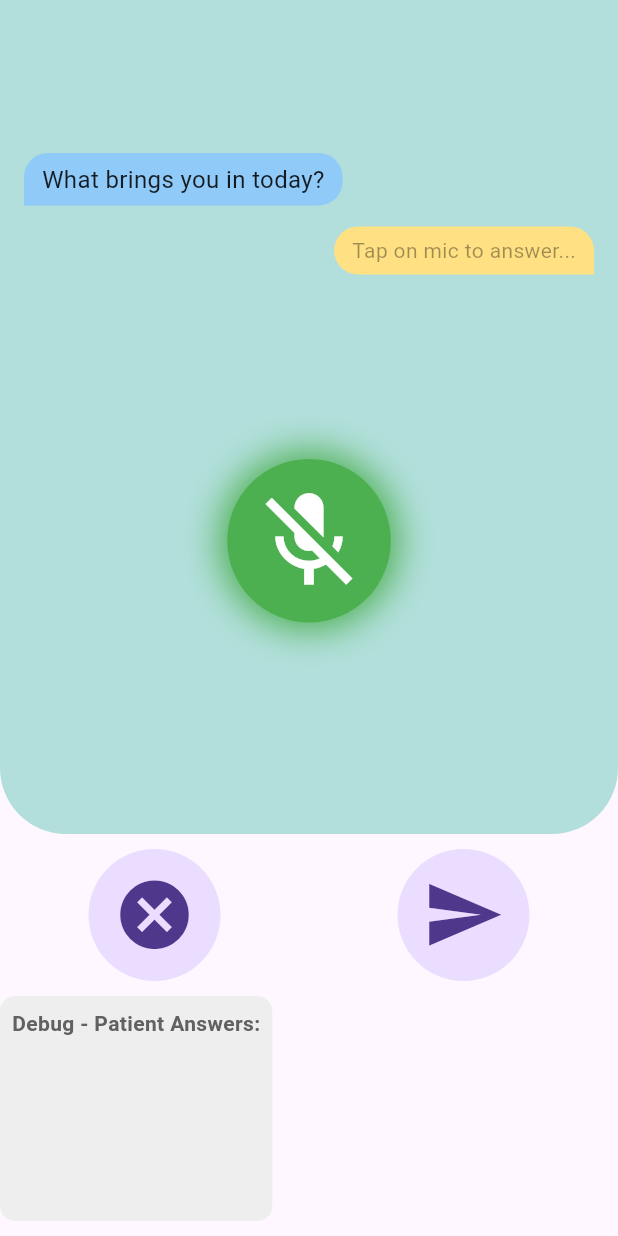
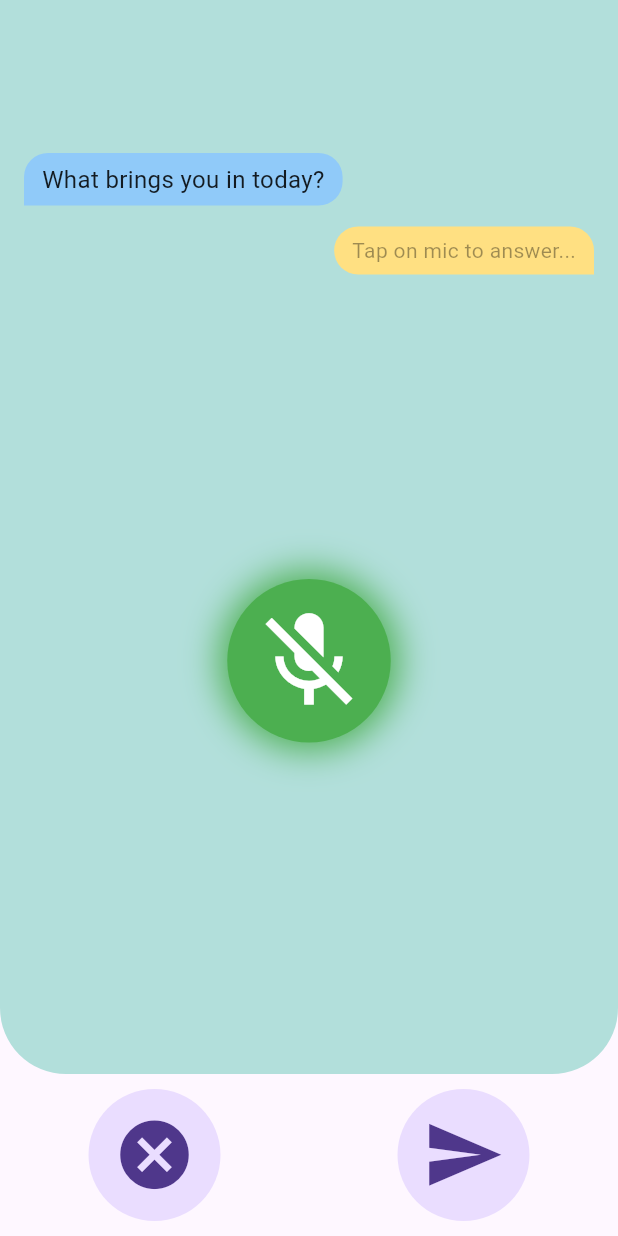
Before and after one commit to VinitDubey-get/Aarogya_Mitra, a Flutter app: the CPDScreen screen opened directly, on a phone screen of 412 x 824 dp. Run offline on Flutter 3.47's test engine with Material 3 defaults, Android fonts, the phone set to English and light mode, and no system bars; our stand-ins replace chat_bubbles, cloud_firestore, firebase_auth, firebase_core, flutter_gemini, flutter_local_notifications and 8 more; missing offline and left inert: agora_rtc_engine; accounts and stored records are empty.

```diff
--- a/lib/screens/chat_screen.dart
+++ b/lib/screens/chat_screen.dart
@@ -155,7 +155,7 @@ class _ChatScreenState extends State<ChatScreen> {
     );
   }
 
-  Future<void> _createNewConsultation(String title, String patientComplaint) async {
+  Future<void> _createNewConsultation(String patientComplaint) async {
     authService = Provider.of<AuthService>(context, listen: false);
     final firestoreService = Provider.of<FirestoreService>(context, listen: false);
 
@@ -177,7 +177,7 @@ class _ChatScreenState extends State<ChatScreen> {
         id: '', // This will be assigned by Firestore
         patientId: authService.currentUser!.uid,
         doctorId: null, // Will be assigned when a doctor accepts
-        title: title,
+        title: patientName,
         status: 'open',
         createdAt: now,
         updatedAt: now,
@@ -271,7 +271,7 @@ class _ChatScreenState extends State<ChatScreen> {
               ),
               ElevatedButton(
                 onPressed: () async{
-                  await _createNewConsultation("consultation request", summary);
+                  await _createNewConsultation(summary);
                   //_createNewConsultation("Consultation Title", summary);
                   Navigator.push(
                     context,
--- a/lib/screens/cpd_screen_voice.dart
+++ b/lib/screens/cpd_screen_voice.dart
@@ -480,45 +480,45 @@ class _CPDScreenState extends State<CPDScreen> {
             ),
             SizedBox(height: 10),
             // Debug section for patient answers
-            Container(
-              height: 150,
-              padding: EdgeInsets.all(8),
-              decoration: BoxDecoration(
-                color: Colors.grey.shade200,
-                borderRadius: BorderRadius.circular(10),
-              ),
-              child: Column(
-                crossAxisAlignment: CrossAxisAlignment.start,
-                children: [
-                  Text(
-                    'Debug - Patient Answers:',
-                    style: TextStyle(
-                      fontWeight: FontWeight.bold,
-                      color: Colors.grey.shade700,
-                    ),
-                  ),
-                  SizedBox(height: 8),
-                  Expanded(
-                    child: SingleChildScrollView(
-                      child: Column(
-                        crossAxisAlignment: CrossAxisAlignment.start,
-                        children:
-                            patientAnswers.asMap().entries.map((entry) {
-                              return Padding(
-                                padding: EdgeInsets.symmetric(vertical: 4),
-                                child: Text(
-                                  '${entry.key + 1}. ${entry.value}',
-                                  style: TextStyle(fontSize: 12),
-                                ),
-                              );
-                            }).toList(),
-                      ),
-                    ),
-                  ),
-                ],
-              ),
-            ),
-            SizedBox(height: 10),
+            // Container(
+            //   height: 150,
+            //   padding: EdgeInsets.all(8),
+            //   decoration: BoxDecoration(
+            //     color: Colors.grey.shade200,
+            //     borderRadius: BorderRadius.circular(10),
+            //   ),
+            //   child: Column(
+            //     crossAxisAlignment: CrossAxisAlignment.start,
+            //     children: [
+            //       Text(
+            //         'Debug - Patient Answers:',
+            //         style: TextStyle(
+            //           fontWeight: FontWeight.bold,
+            //           color: Colors.grey.shade700,
+            //         ),
+            //       ),
+            //       SizedBox(height: 8),
+            //       Expanded(
+            //         child: SingleChildScrollView(
+            //           child: Column(
+            //             crossAxisAlignment: CrossAxisAlignment.start,
+            //             children:
+            //                 patientAnswers.asMap().entries.map((entry) {
+            //                   return Padding(
+            //                     padding: EdgeInsets.symmetric(vertical: 4),
+            //                     child: Text(
+            //                       '${entry.key + 1}. ${entry.value}',
+            //                       style: TextStyle(fontSize: 12),
+            //                     ),
+            //                   );
+            //                 }).toList(),
+            //           ),
+            //         ),
+            //       ),
+            //     ],
+            //   ),
+            // ),
+            // SizedBox(height: 10),
           ],
         ),
       ),
--- a/lib/screens/open_consultations_screen.dart
+++ b/lib/screens/open_consultations_screen.dart
@@ -184,7 +184,8 @@ class OpenConsultationsScreen extends StatelessWidget {
                             mainAxisAlignment: MainAxisAlignment.end,
                             children: [
                               ElevatedButton.icon(
-                                onPressed: (){
+                                onPressed: () async{
+                                  await _acceptConsultation(context, consultation);
                                   Navigator.pushReplacement(context, MaterialPageRoute(builder: (context)=>VideoCallScreen(channelName: consultation.patientId, appId: AppConstants.appId,isPatient: false,)));
                                 },
                                 icon: const Icon(Icons.check_circle_outline),
--- a/lib/screens/video_call.dart
+++ b/lib/screens/video_call.dart
@@ -483,6 +483,7 @@ class _VideoCallScreenState extends State<VideoCallScreen> {
           "labTests": labTests,
           "timestamp": FieldValue.serverTimestamp(),
         },
+        "isCompleted":true
       });
 
       print(
```
Also changed, not shown: lib/Reminder/scheduler.dart (+11 -5 lines), lib/screens/patient_home.dart (+12 -0 lines), lib/screens/user_reminders.dart (+15 -1 lines), lib/services/init_service.dart (+131 -5 lines).
